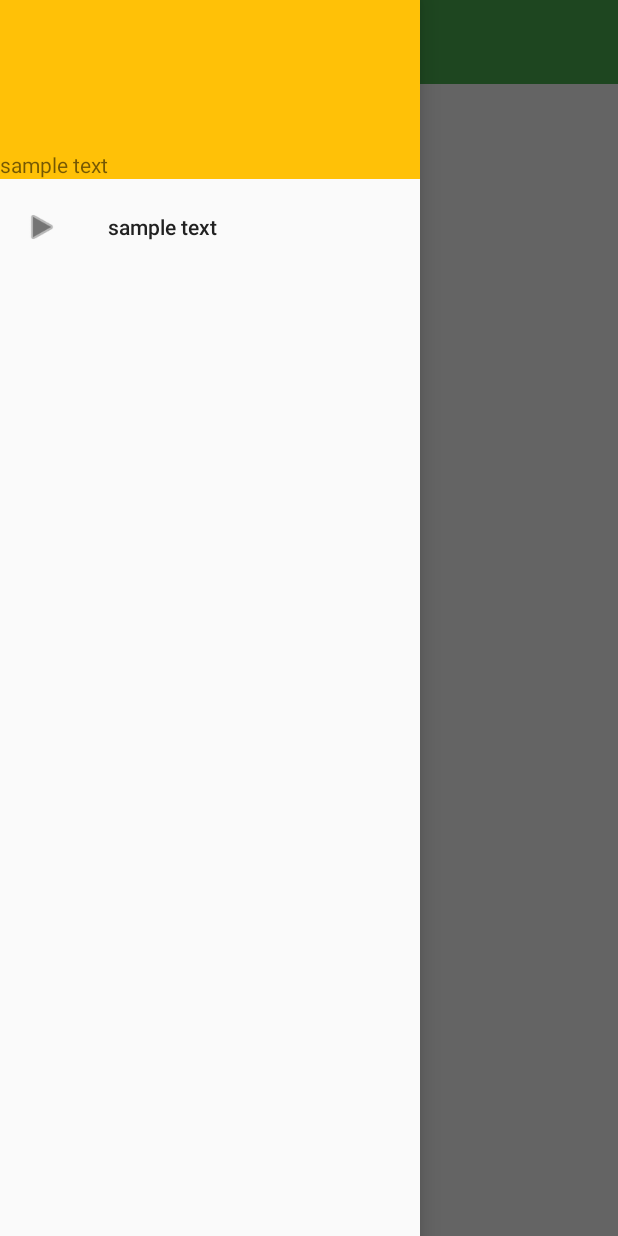
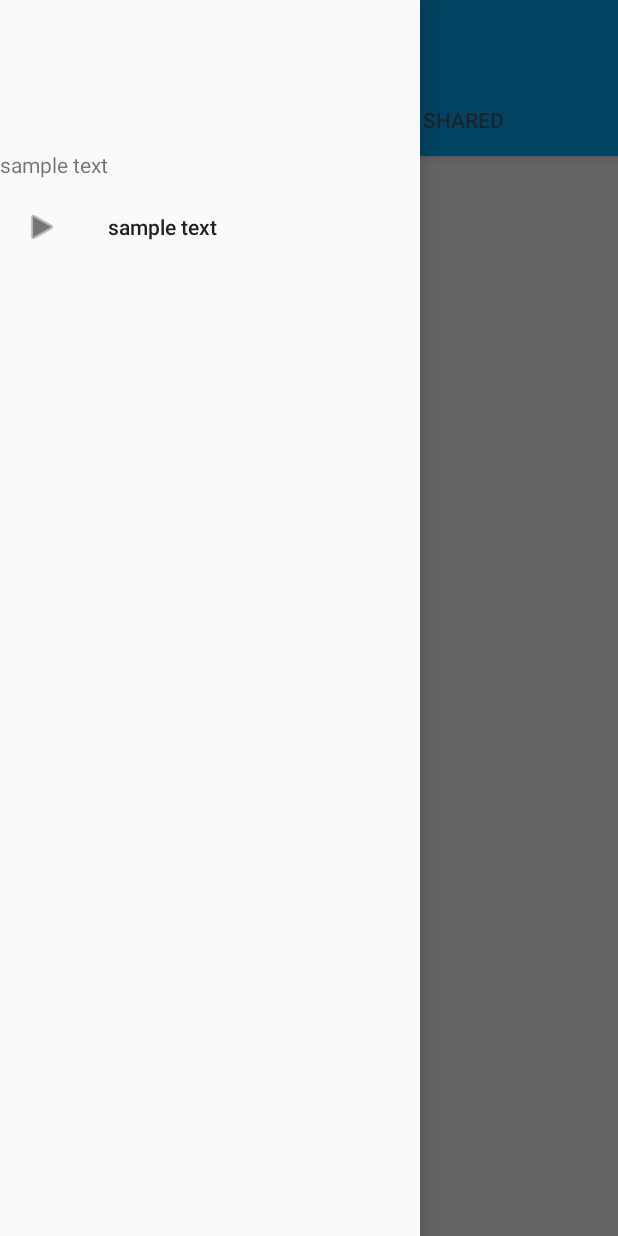
Before and after one commit to hemal-shah/Expense-Tracker, an Android app: the screen it shows after launch (MainActivity), with the side drawer open, on a phone screen of 412 x 824 dp. Run offline under Robolectric (Android 15) with nearby library versions, the phone set to English and light mode, and no system bars; our stand-ins replace ButterKnife.

Commit message:
Made packages, changed theme, tabs+drawer done.

```diff
--- a/app/src/main/java/hemal/t/shah/expensetracker/MainActivity.java
+++ b/app/src/main/java/hemal/t/shah/expensetracker/MainActivity.java
@@ -3,18 +3,24 @@ package hemal.t.shah.expensetracker;
 import android.os.Bundle;
 import android.support.annotation.NonNull;
 import android.support.design.widget.NavigationView;
+import android.support.v4.app.FragmentManager;
+import android.support.v4.app.FragmentTransaction;
 import android.support.v4.widget.DrawerLayout;
 import android.support.v7.app.ActionBarDrawerToggle;
 import android.support.v7.app.AppCompatActivity;
 import android.support.v7.widget.Toolbar;
-import android.util.Log;
 import android.view.MenuItem;
 
 import butterknife.BindView;
 import butterknife.ButterKnife;
+import hemal.t.shah.expensetracker.fragment.TabContainerFragment;
 
+/**
+ * Entry point for the application for now.
+ */
 public class MainActivity extends AppCompatActivity implements
         NavigationView.OnNavigationItemSelectedListener {
+
     private static final String TAG = "MainActivity";
 
     @BindView(R.id.dl_activity_main)
@@ -28,6 +34,9 @@ public class MainActivity extends AppCompatActivity implements
 
     ActionBarDrawerToggle actionBarDrawerToggle;
 
+    FragmentManager fragmentManager;
+    FragmentTransaction fragmentTransaction;
+
     @Override
     protected void onCreate(Bundle savedInstanceState) {
         super.onCreate(savedInstanceState);
@@ -37,19 +46,32 @@ public class MainActivity extends AppCompatActivity implements
 
         setSupportActionBar(toolbar);
 
+        fragmentManager = getSupportFragmentManager();
+        fragmentTransaction = fragmentManager.beginTransaction();
+        fragmentTransaction.replace(
+                R.id.fl_activity_main,
+                new TabContainerFragment()
+        );
+        fragmentTransaction.commit();
+
         actionBarDrawerToggle = new ActionBarDrawerToggle(MainActivity.this,
                 drawerLayout,
                 toolbar,
                 R.string.drawer_open,
                 R.string.drawer_closed);
 
-        Log.i(TAG, "onCreate: " + drawerLayout.getId());
 
         drawerLayout.addDrawerListener(actionBarDrawerToggle);
         actionBarDrawerToggle.syncState();
         navigationView.setNavigationItemSelectedListener(this);
     }
 
+    /**
+     * The function that controls what happens when any item is clicked from
+     * Navigation Drawer.
+     * @param item
+     * @return
+     */
     @Override
     public boolean onNavigationItemSelected(@NonNull MenuItem item) {
         return false;
--- a/app/src/main/java/hemal/t/shah/expensetracker/CursorRecyclerViewAdapter.java
+++ b/app/src/main/java/hemal/t/shah/expensetracker/adapters/CursorRecyclerViewAdapter.java
@@ -1,4 +1,4 @@
-package hemal.t.shah.expensetracker;
+package hemal.t.shah.expensetracker.adapters;
 
 /*
  * Copyright (C) 2014 skyfish.jy@gmail.com
--- a/app/src/main/java/hemal/t/shah/expensetracker/ExpenseAdapter.java
+++ b/app/src/main/java/hemal/t/shah/expensetracker/adapters/ExpenseAdapter.java
@@ -1,4 +1,4 @@
-package hemal.t.shah.expensetracker;
+package hemal.t.shah.expensetracker.adapters;
 
 import android.content.Context;
 import android.database.Cursor;
@@ -13,12 +13,16 @@ import java.util.Collections;
 
 import butterknife.BindView;
 import butterknife.ButterKnife;
+import hemal.t.shah.expensetracker.pojo.ExpenseParcelable;
+import hemal.t.shah.expensetracker.interfaces.ItemTouchHelper;
+import hemal.t.shah.expensetracker.R;
 import hemal.t.shah.expensetracker.data.ExpenseContract;
 
 /**
  * Created by hemal on 10/11/16.
  */
-public class ExpenseAdapter extends CursorRecyclerViewAdapter<ExpenseAdapter.ViewHolder> implements ItemTouchHelperAdapter{
+public class ExpenseAdapter extends CursorRecyclerViewAdapter<ExpenseAdapter.ViewHolder> implements
+        ItemTouchHelper {
 
     Cursor cursor = null;
     Context context = null;
--- /dev/null
+++ b/app/src/main/java/hemal/t/shah/expensetracker/adapters/ViewPagerTabAdapter.java
@@ -0,0 +1,52 @@
+package hemal.t.shah.expensetracker.adapters;
+
+import android.support.v4.app.Fragment;
+import android.support.v4.app.FragmentManager;
+import android.support.v4.app.FragmentPagerAdapter;
+
+import hemal.t.shah.expensetracker.fragment.PersonalExpensesFragment;
+
+/**
+ * View Pager Adapter for "Personal" & "Shared" fragments.
+ * Created by hemal on 13/12/16.
+ */
+public class ViewPagerTabAdapter extends FragmentPagerAdapter {
+
+    //Titles of tabs.
+    private static String[] tabTitles = {"Personal", "Shared"};
+
+    public ViewPagerTabAdapter(FragmentManager fm) {
+        super(fm);
+    }
+
+    /**
+     * Returns apt fragment object based on tab position.
+     * @param position equals to $tabs_count - 1
+     * @return
+     */
+    @Override
+    public Fragment getItem(int position) {
+        switch (position){
+            case 0:
+                return new PersonalExpensesFragment();
+            case 1:
+                return new PersonalExpensesFragment();
+        }
+        return null;
+    }
+
+    @Override
+    public int getCount() {
+        return tabTitles.length;
+    }
+
+    /**
+     * Indicates title inside tabs.
+     * @param position Tab Position
+     * @return Title
+     */
+    @Override
+    public CharSequence getPageTitle(int position) {
+        return tabTitles[position];
+    }
+}
--- /dev/null
+++ b/app/src/main/java/hemal/t/shah/expensetracker/fragment/PersonalExpensesFragment.java
@@ -0,0 +1,94 @@
+package hemal.t.shah.expensetracker.fragment;
+
+import android.content.Context;
+import android.database.Cursor;
+import android.os.Bundle;
+import android.support.annotation.Nullable;
+import android.support.v4.app.Fragment;
+import android.support.v4.app.LoaderManager;
+import android.support.v4.content.CursorLoader;
+import android.support.v4.content.Loader;
+import android.support.v7.widget.LinearLayoutManager;
+import android.support.v7.widget.RecyclerView;
+import android.view.LayoutInflater;
+import android.view.View;
+import android.view.ViewGroup;
+
+import butterknife.BindView;
+import butterknife.ButterKnife;
+import hemal.t.shah.expensetracker.R;
+import hemal.t.shah.expensetracker.adapters.ExpenseAdapter;
+import hemal.t.shah.expensetracker.data.ExpenseContract;
+
+/**
+ * Fragment showing clusters which are personal.
+ * Created by hemal on 13/12/16.
+ */
+public class PersonalExpensesFragment extends Fragment implements LoaderManager.LoaderCallbacks<Cursor> {
+
+    @BindView(R.id.rv_activity_personal_clusters)
+    RecyclerView recyclerView;
+
+    private static final int CURSOR_PERSONAL = 101; //id for cursor loader
+
+    Context context;
+
+    ExpenseAdapter expenseAdapter;
+
+    @Nullable
+    @Override
+    public View onCreateView(LayoutInflater inflater, @Nullable ViewGroup container,
+            @Nullable Bundle savedInstanceState) {
+        View baseView = inflater.inflate(R.layout.activity_personal_clusters, container, false);
+        ButterKnife.bind(this, baseView);
+
+        context = getContext();
+
+        recyclerView.setLayoutManager(new LinearLayoutManager(
+                context,
+                LinearLayoutManager.VERTICAL,
+                false
+        ));
+
+        recyclerView.hasFixedSize();
+
+        expenseAdapter = new ExpenseAdapter(context, null);
+
+        recyclerView.setAdapter(expenseAdapter);
+
+        getActivity().getSupportLoaderManager().initLoader(
+                CURSOR_PERSONAL,
+                null,
+                this
+        );
+
+        return baseView;
+    }
+
+    @Override
+    public Loader onCreateLoader(int id, Bundle args) {
+
+        String sortOrder = ExpenseContract.ExpenseEntry.COLUMN_AMOUNT + " DESC";
+
+        return new CursorLoader(
+                context,
+                ExpenseContract.ExpenseEntry.CONTENT_URI,
+                new String[]{ExpenseContract.ExpenseEntry._ID, ExpenseContract.ExpenseEntry.COLUMN_ABOUT,
+
+                        ExpenseContract.ExpenseEntry.COLUMN_AMOUNT},
+                null,
+                null,
+                sortOrder
+        );
+    }
+
+    @Override
+    public void onLoadFinished(Loader loader, Cursor data) {
+        expenseAdapter.swapCursor(data);
+    }
+
+    @Override
+    public void onLoaderReset(Loader loader) {
+        expenseAdapter.swapCursor(null);
+    }
+}
--- /dev/null
+++ b/app/src/main/java/hemal/t/shah/expensetracker/fragment/TabContainerFragment.java
@@ -0,0 +1,50 @@
+package hemal.t.shah.expensetracker.fragment;
+
+import android.os.Bundle;
+import android.support.annotation.Nullable;
+import android.support.design.widget.TabLayout;
+import android.support.v4.app.Fragment;
+import android.support.v4.view.ViewPager;
+import android.view.LayoutInflater;
+import android.view.View;
+import android.view.ViewGroup;
+
+import butterknife.BindView;
+import butterknife.ButterKnife;
+import hemal.t.shah.expensetracker.R;
+import hemal.t.shah.expensetracker.adapters.ViewPagerTabAdapter;
+
+/**
+ * Fragment that contains the "Personal" & "Shared" tabs for the MainActivity.
+ * Created by hemal on 13/12/16.
+ */
+public class TabContainerFragment extends Fragment {
+
+    @BindView(R.id.tl_activity_tab_container)
+    TabLayout tabLayout;
+
+    @BindView(R.id.vp_activity_tab_container)
+    ViewPager viewPager;
+
+    @Nullable
+    @Override
+    public View onCreateView(LayoutInflater inflater, @Nullable ViewGroup container,
+            @Nullable Bundle savedInstanceState) {
+
+        View base_view = inflater.inflate(R.layout.activity_tab_container,
+                container, false);
+
+        ButterKnife.bind(this, base_view);
+
+        viewPager.setAdapter(new ViewPagerTabAdapter(getChildFragmentManager()));
+        //Workaround for proper functioning of NavigationView and TabLayout
+        tabLayout.post(new Runnable() {
+            @Override
+            public void run() {
+                tabLayout.setupWithViewPager(viewPager);
+            }
+        });
+
+        return base_view;
+    }
+}
--- a/app/src/main/java/hemal/t/shah/expensetracker/ItemTouchHelperAdapter.java
+++ b/app/src/main/java/hemal/t/shah/expensetracker/interfaces/ItemTouchHelper.java
@@ -1,9 +1,9 @@
-package hemal.t.shah.expensetracker;
+package hemal.t.shah.expensetracker.interfaces;
 
 /**
  * Created by hemal on 13/11/16.
  */
-public interface ItemTouchHelperAdapter {
+public interface ItemTouchHelper {
     boolean onItemMove(int fromPosition, int toPosition);
     void onItemDismiss(int position);
 }
--- a/app/src/main/java/hemal/t/shah/expensetracker/ExpenseParcelable.java
+++ b/app/src/main/java/hemal/t/shah/expensetracker/pojo/ExpenseParcelable.java
@@ -1,4 +1,4 @@
-package hemal.t.shah.expensetracker;
+package hemal.t.shah.expensetracker.pojo;
 
 import android.os.Parcel;
 import android.os.Parcelable;
--- a/app/src/main/res/layout/activity_main.xml
+++ b/app/src/main/res/layout/activity_main.xml
@@ -17,12 +17,14 @@
         <android.support.v7.widget.Toolbar
             android:id="@+id/tb_activity_main"
             android:layout_width="match_parent"
-            android:layout_height="wrap_content" />
+            android:layout_height="wrap_content"
+            />
 
-        <TextView
-            android:layout_width="wrap_content"
-            android:text="hello world!"
-            android:layout_height="wrap_content" />
+        <FrameLayout
+            android:id="@+id/fl_activity_main"
+            android:layout_width="match_parent"
+            android:layout_height="match_parent"/>
+
     </LinearLayout>
 
     <android.support.design.widget.NavigationView
--- /dev/null
+++ b/app/src/main/res/layout/activity_personal_clusters.xml
@@ -0,0 +1,6 @@
+<?xml version="1.0" encoding="utf-8"?>
+<android.support.v7.widget.RecyclerView xmlns:android="http://schemas.android.com/apk/res/android"
+    android:layout_width="match_parent"
+    android:layout_height="match_parent"
+    android:id="@+id/rv_activity_personal_clusters"
+    />
--- a/app/src/main/res/layout/header_layout_main_activity.xml
+++ b/app/src/main/res/layout/header_layout_main_activity.xml
@@ -2,7 +2,6 @@
 <LinearLayout xmlns:android="http://schemas.android.com/apk/res/android"
     android:orientation="vertical"
     android:layout_width="match_parent"
-    android:background="@color/accent"
     android:layout_height="match_parent">
 
     <TextView
--- a/app/src/main/res/values/colors.xml
+++ b/app/src/main/res/values/colors.xml
@@ -1,11 +1,13 @@
 <?xml version="1.0" encoding="utf-8"?>
 <resources>
-    <color name="primary">#4CAF50</color>
-    <color name="primary_dark">#388E3C</color>
-    <color name="primary_light">#C8E6C9</color>
-    <color name="accent">#FFC107</color>
+    <color name="primary">#03A9F4</color>
+    <color name="primary_dark">#0288D1</color>
+    <color name="primary_light">#B3E5FC</color>
+    <color name="accent">#FF9800</color>
     <color name="primary_text">#212121</color>
     <color name="secondary_text">#757575</color>
     <color name="icons">#FFFFFF</color>
     <color name="divider">#BDBDBD</color>
+    <color name="white">#ffffff</color>
+    <color name="grey">#455a64</color>
 </resources>
--- a/app/src/main/res/values/styles.xml
+++ b/app/src/main/res/values/styles.xml
@@ -9,13 +9,18 @@
         <item name="android:textColorPrimary">@color/primary_text</item>
         <item name="android:textColorSecondary">@color/secondary_text</item>
         <item name="toolbarStyle">@style/ToolbarStyle</item>
+        <item name="drawerArrowStyle">@style/DrawerArrowStyle</item>
     </style>
 
     <style name="ToolbarStyle" parent="Widget.AppCompat.Toolbar">
         <item name="android:background">@color/primary</item>
-        <item name="titleTextColor">@android:color/white</item>
+        <item name="titleTextColor">@color/white</item>
         <item name="subtitleTextColor">@android:color/white</item>
         <item name="actionBarSize">?attr/actionBarSize</item>
     </style>
 
+    <style name="DrawerArrowStyle" parent="Widget.AppCompat.DrawerArrowToggle">
+        <item name="spinBars">true</item>
+        <item name="color">@color/white</item>
+    </style>
 </resources>
```
Also changed, not shown: app/src/main/res/layout/activity_tab_container.xml (added, +45 -0 lines), app/src/main/res/layout/single_row_expense.xml (+18 -9 lines).
